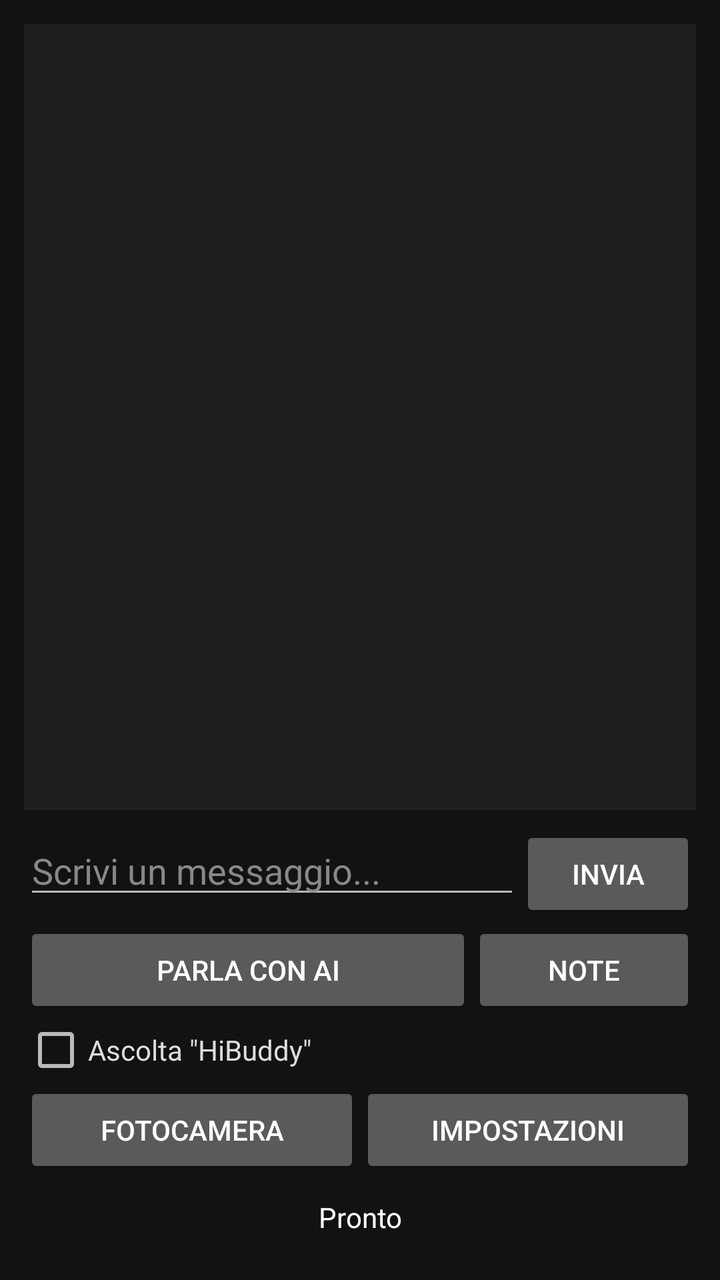
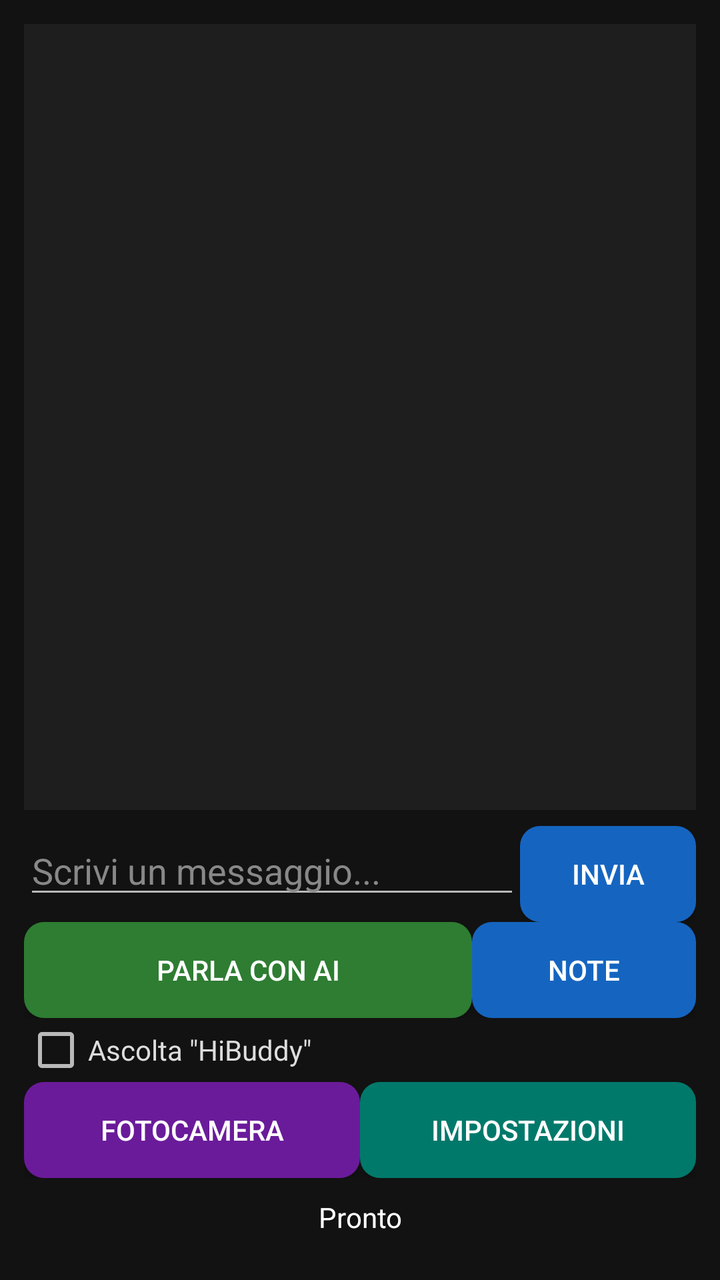

Two renders of the same Android screen: before a commit and after it. Below are the layout's source before the change and the commit's diff.
<!-- AndroidManifest.xml: application theme Theme.AppCompat.NoActionBar -->
<!-- res/layout/activity_main.xml -->
<?xml version="1.0" encoding="utf-8"?>
<LinearLayout xmlns:android="http://schemas.android.com/apk/res/android"
    android:layout_width="match_parent"
    android:layout_height="match_parent"
    android:orientation="vertical"
    android:padding="12dp"
    android:background="#121212">

    <LinearLayout
        android:id="@+id/screenChat"
        android:layout_width="match_parent"
        android:layout_height="0dp"
        android:layout_weight="1"
        android:orientation="vertical">

        <ScrollView
            android:id="@+id/transcriptScroll"
            android:layout_width="match_parent"
            android:layout_height="0dp"
            android:layout_weight="1"
            android:background="#1E1E1E">

            <TextView
                android:id="@+id/tvTranscript"
                android:layout_width="match_parent"
                android:layout_height="wrap_content"
                android:padding="8dp"
                android:textColor="#DDDDDD"
                android:textSize="14sp"
                android:text="" />
        </ScrollView>

        <LinearLayout
            android:layout_width="match_parent"
            android:layout_height="wrap_content"
            android:orientation="horizontal"
            android:paddingTop="8dp">

            <EditText
                android:id="@+id/etMessage"
                android:layout_width="0dp"
                android:layout_height="wrap_content"
                android:layout_weight="1"
                android:hint="Scrivi un messaggio..."
                android:textColor="#FFFFFF"
                android:textColorHint="#888888"
                android:inputType="textCapSentences"
                android:imeOptions="actionSend"
                android:maxLines="3" />

            <Button
                android:id="@+id/btnSendText"
                android:layout_width="wrap_content"
                android:layout_height="wrap_content"
                android:text="Invia" />
        </LinearLayout>

        <LinearLayout
            android:layout_width="match_parent"
            android:layout_height="wrap_content"
            android:orientation="horizontal">

            <Button
                android:id="@+id/btnConnect"
                android:layout_width="0dp"
                android:layout_height="wrap_content"
                android:layout_weight="2"
                android:text="Parla con AI" />

            <Button
                android:id="@+id/btnNotes"
                android:layout_width="0dp"
                android:layout_height="wrap_content"
                android:layout_weight="1"
                android:text="Note" />
        </LinearLayout>

        <LinearLayout
            android:layout_width="match_parent"
            android:layout_height="wrap_content"
            android:orientation="horizontal"
            android:gravity="center_vertical">

            <CheckBox
                android:id="@+id/cbWake"
                android:layout_width="0dp"
                android:layout_height="wrap_content"
                android:layout_weight="1"
                android:text="Ascolta &quot;HiBuddy&quot;"
                android:textColor="#DDDDDD" />

            <Button
                android:id="@+id/btnUpdate"
                android:layout_width="wrap_content"
                android:layout_height="wrap_content"
                android:text="Aggiorna"
                android:visibility="gone" />
        </LinearLayout>

        <LinearLayout
            android:layout_width="match_parent"
            android:layout_height="wrap_content"
            android:orientation="horizontal">

            <Button
                android:id="@+id/btnOpenCamera"
                android:layout_width="0dp"
                android:layout_height="wrap_content"
                android:layout_weight="1"
                android:text="Fotocamera" />

            <Button
                android:id="@+id/btnOpenSettings"
                android:layout_width="0dp"
                android:layout_height="wrap_content"
                android:layout_weight="1"
                android:text="Impostazioni" />
        </LinearLayout>
    </LinearLayout>

    <LinearLayout
        android:id="@+id/screenCamera"
        android:layout_width="match_parent"
        android:layout_height="0dp"
        android:layout_weight="1"
        android:orientation="vertical"
        android:visibility="gone">

        <SurfaceView
            android:id="@+id/cameraPreview"
            android:layout_width="match_parent"
            android:layout_height="0dp"
            android:layout_weight="1" />

        <LinearLayout
            android:layout_width="match_parent"
            android:layout_height="wrap_content"
            android:orientation="horizontal"
            android:paddingTop="8dp">

            <Button
                android:id="@+id/btnSendFrame"
                android:layout_width="0dp"
                android:layout_height="wrap_content"
                android:layout_weight="1"
                android:text="Invia Foto" />

            <Button
                android:id="@+id/btnCloseCamera"
                android:layout_width="0dp"
                android:layout_height="wrap_content"
                android:layout_weight="1"
                android:text="Chiudi" />
        </LinearLayout>
    </LinearLayout>

    <LinearLayout
        android:id="@+id/screenSettings"
        android:layout_width="match_parent"
        android:layout_height="0dp"
        android:layout_weight="1"
        android:orientation="vertical"
        android:visibility="gone">

        <TextView
            android:layout_width="match_parent"
            android:layout_height="wrap_content"
            android:text="Chiave API Gemini"
            android:textColor="#FFFFFF"
            android:paddingBottom="4dp" />

        <LinearLayout
            android:layout_width="match_parent"
            android:layout_height="wrap_content"
            android:orientation="horizontal"
            android:paddingBottom="16dp">

            <EditText
                android:id="@+id/etApiKey"
                android:layout_width="0dp"
                android:layout_height="wrap_content"
                android:layout_weight="1"
                android:hint="Incolla API Key Gemini..."
                android:textColor="#FFFFFF"
                android:textColorHint="#888888"
                android:inputType="textPassword"
                android:singleLine="true" />

            <Button
                android:id="@+id/btnSaveKey"
                android:layout_width="wrap_content"
                android:layout_height="wrap_content"
                android:text="Salva" />
        </LinearLayout>

        <TextView
            android:layout_width="match_parent"
            android:layout_height="wrap_content"
            android:text="Voce"
            android:textColor="#FFFFFF"
            android:paddingBottom="4dp" />

        <Spinner
            android:id="@+id/spVoice"
            android:layout_width="match_parent"
            android:layout_height="wrap_content"
            android:background="#303030"
            android:popupBackground="#303030" />

        <TextView
            android:layout_width="match_parent"
            android:layout_height="wrap_content"
            android:text="La voce scelta vale dalla sessione successiva."
            android:textColor="#AAAAAA"
            android:textSize="12sp"
            android:paddingTop="8dp"
            android:paddingBottom="16dp" />

        <Button
            android:id="@+id/btnCloseSettings"
            android:layout_width="match_parent"
            android:layout_height="wrap_content"
            android:text="Chiudi" />
    </LinearLayout>

    <TextView
        android:id="@+id/statusText"
        android:layout_width="match_parent"
        android:layout_height="wrap_content"
        android:text="Pronto"
        android:textColor="#FFFFFF"
        android:padding="10dp"
        android:gravity="center" />
</LinearLayout>
<!-- resources referenced by this layout -->
<resources>

</resources>

<!-- the commit's change to res/layout/activity_main.xml (unified diff, before → after) -->
@@ -50,6 +50,9 @@
 
             <Button
                 android:id="@+id/btnSendText"
+                android:background="@drawable/btn_blue"
+                android:backgroundTint="@null"
+                android:textColor="#FFFFFF"
                 android:layout_width="wrap_content"
                 android:layout_height="wrap_content"
                 android:text="Invia" />
@@ -62,6 +65,9 @@
 
             <Button
                 android:id="@+id/btnConnect"
+                android:background="@drawable/btn_green"
+                android:backgroundTint="@null"
+                android:textColor="#FFFFFF"
                 android:layout_width="0dp"
                 android:layout_height="wrap_content"
                 android:layout_weight="2"
@@ -69,6 +75,9 @@
 
             <Button
                 android:id="@+id/btnNotes"
+                android:background="@drawable/btn_blue"
+                android:backgroundTint="@null"
+                android:textColor="#FFFFFF"
                 android:layout_width="0dp"
                 android:layout_height="wrap_content"
                 android:layout_weight="1"
@@ -91,6 +100,9 @@
 
             <Button
                 android:id="@+id/btnUpdate"
+                android:background="@drawable/btn_orange"
+                android:backgroundTint="@null"
+                android:textColor="#FFFFFF"
                 android:layout_width="wrap_content"
                 android:layout_height="wrap_content"
                 android:text="Aggiorna"
@@ -104,6 +116,9 @@
 
             <Button
                 android:id="@+id/btnOpenCamera"
+                android:background="@drawable/btn_purple"
+                android:backgroundTint="@null"
+                android:textColor="#FFFFFF"
                 android:layout_width="0dp"
                 android:layout_height="wrap_content"
                 android:layout_weight="1"
@@ -111,6 +126,9 @@
 
             <Button
                 android:id="@+id/btnOpenSettings"
+                android:background="@drawable/btn_teal"
+                android:backgroundTint="@null"
+                android:textColor="#FFFFFF"
                 android:layout_width="0dp"
                 android:layout_height="wrap_content"
                 android:layout_weight="1"
@@ -140,6 +158,9 @@
 
             <Button
                 android:id="@+id/btnSendFrame"
+                android:background="@drawable/btn_purple"
+                android:backgroundTint="@null"
+                android:textColor="#FFFFFF"
                 android:layout_width="0dp"
                 android:layout_height="wrap_content"
                 android:layout_weight="1"
@@ -147,6 +168,9 @@
 
             <Button
                 android:id="@+id/btnCloseCamera"
+                android:background="@drawable/btn_gray"
+                android:backgroundTint="@null"
+                android:textColor="#FFFFFF"
                 android:layout_width="0dp"
                 android:layout_height="wrap_content"
                 android:layout_weight="1"
@@ -188,6 +212,9 @@
 
             <Button
                 android:id="@+id/btnSaveKey"
+                android:background="@drawable/btn_blue"
+                android:backgroundTint="@null"
+                android:textColor="#FFFFFF"
                 android:layout_width="wrap_content"
                 android:layout_height="wrap_content"
                 android:text="Salva" />
@@ -218,6 +245,9 @@
 
         <Button
             android:id="@+id/btnCloseSettings"
+                android:background="@drawable/btn_gray"
+                android:backgroundTint="@null"
+                android:textColor="#FFFFFF"
             android:layout_width="match_parent"
             android:layout_height="wrap_content"
             android:text="Chiudi" />
<!-- resource entries referenced after the edit -->
@@ -1,5 +1,46 @@
 <!-- resources referenced by this layout -->
 <resources>
-
+  <!-- drawable btn_blue (drawable) -->
+  <?xml version="1.0" encoding="utf-8"?>
+  <shape xmlns:android="http://schemas.android.com/apk/res/android"
+      android:shape="rectangle">
+      <solid android:color="#1565C0" />
+      <corners android:radius="10dp" />
+  </shape>
+  <!-- drawable btn_gray (drawable) -->
+  <?xml version="1.0" encoding="utf-8"?>
+  <shape xmlns:android="http://schemas.android.com/apk/res/android"
+      android:shape="rectangle">
+      <solid android:color="#455A64" />
+      <corners android:radius="10dp" />
+  </shape>
+  <!-- drawable btn_green (drawable) -->
+  <?xml version="1.0" encoding="utf-8"?>
+  <shape xmlns:android="http://schemas.android.com/apk/res/android"
+      android:shape="rectangle">
+      <solid android:color="#2E7D32" />
+      <corners android:radius="10dp" />
+  </shape>
+  <!-- drawable btn_orange (drawable) -->
+  <?xml version="1.0" encoding="utf-8"?>
+  <shape xmlns:android="http://schemas.android.com/apk/res/android"
+      android:shape="rectangle">
+      <solid android:color="#EF6C00" />
+      <corners android:radius="10dp" />
+  </shape>
+  <!-- drawable btn_purple (drawable) -->
+  <?xml version="1.0" encoding="utf-8"?>
+  <shape xmlns:android="http://schemas.android.com/apk/res/android"
+      android:shape="rectangle">
+      <solid android:color="#6A1B9A" />
+      <corners android:radius="10dp" />
+  </shape>
+  <!-- drawable btn_teal (drawable) -->
+  <?xml version="1.0" encoding="utf-8"?>
+  <shape xmlns:android="http://schemas.android.com/apk/res/android"
+      android:shape="rectangle">
+      <solid android:color="#00796B" />
+      <corners android:radius="10dp" />
+  </shape>
 </resources>
 
